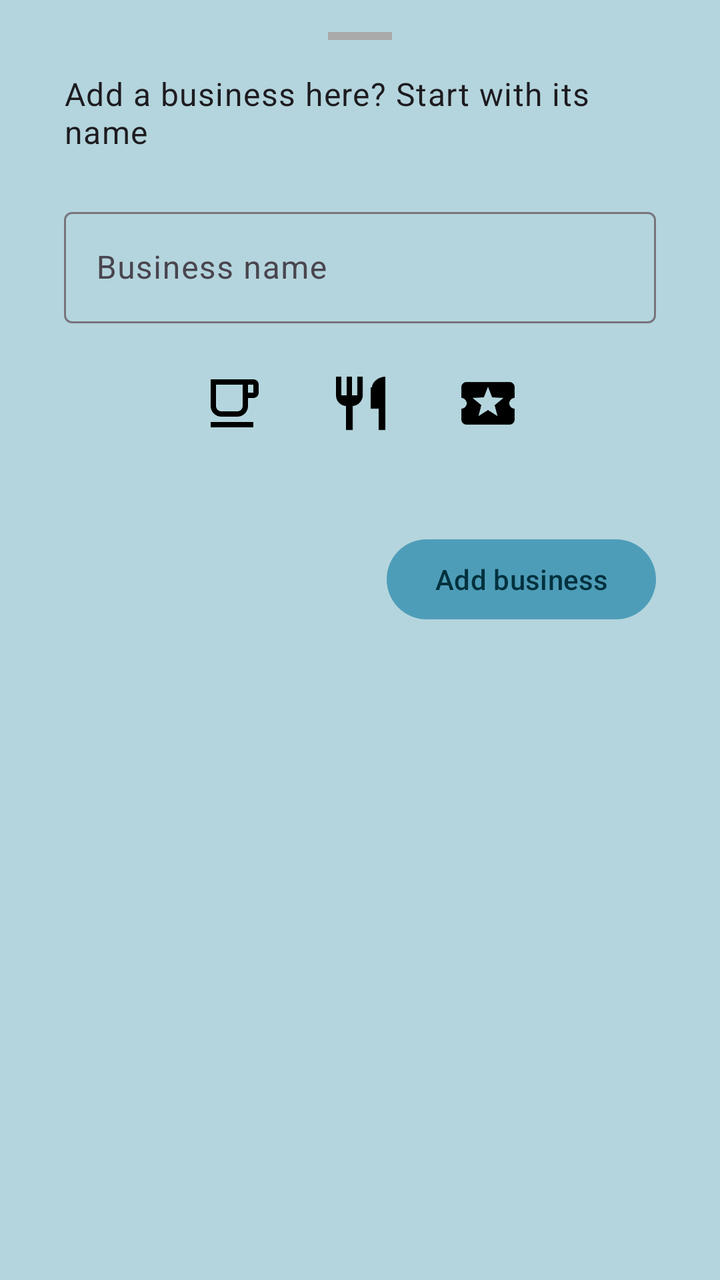
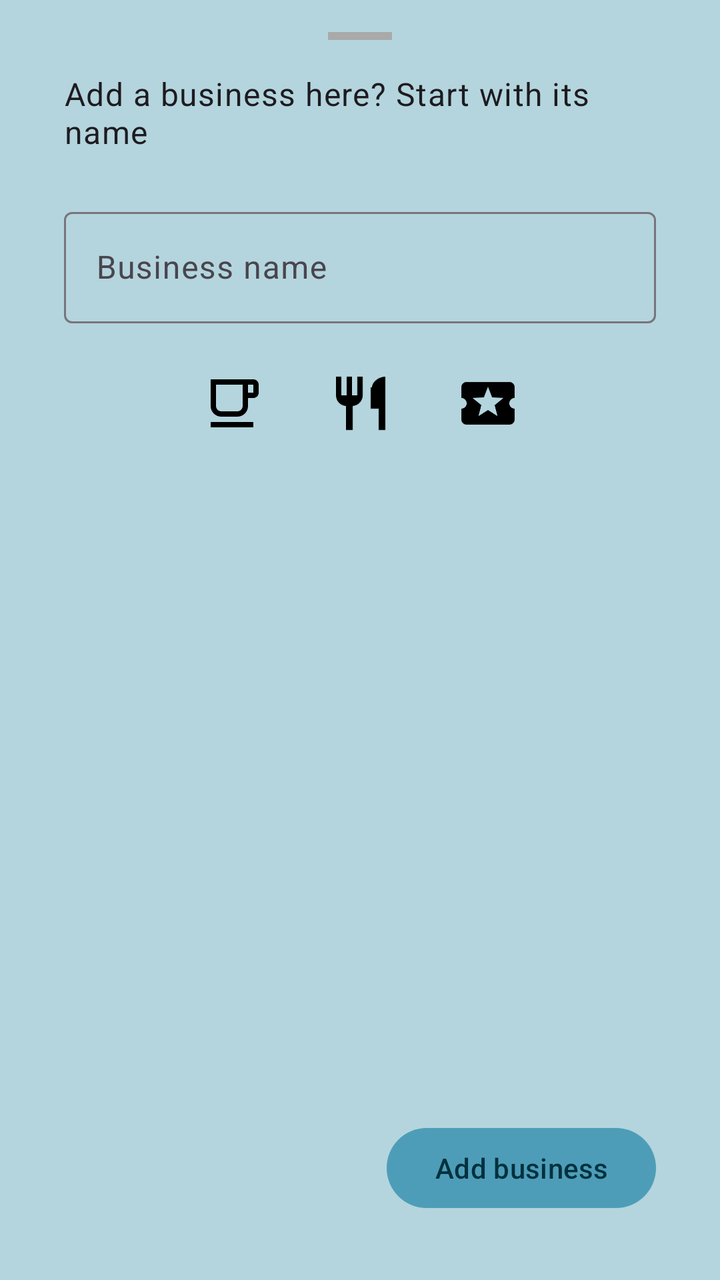

The first picture is an Android layout as it rendered before a commit; the second is the same layout after the commit. The layout source and the unified diff follow.
<!-- AndroidManifest.xml: application theme Theme.ChangingTables -->
<!-- res/layout/business_form_bottom_sheet.xml -->
<?xml version="1.0" encoding="utf-8"?>
<androidx.constraintlayout.widget.ConstraintLayout xmlns:android="http://schemas.android.com/apk/res/android"
    xmlns:app="http://schemas.android.com/apk/res-auto"
    android:id="@+id/business_form_layout"
    android:layout_width="match_parent"
    android:layout_height="match_parent"
    android:padding="@dimen/margin_material"
    app:behavior_fitToContents="false"
    app:behavior_halfExpandedRatio="0.5"
    app:behavior_hideable="true"
    app:behavior_peekHeight="240dp"
    app:layout_behavior="com.google.android.material.bottomsheet.BottomSheetBehavior">

    <View
        android:id="@+id/drag_handle"
        android:layout_width="32dp"
        android:layout_height="4dp"
        android:layout_gravity="center_horizontal"
        android:background="@android:color/darker_gray"
        app:layout_constraintEnd_toEndOf="parent"
        app:layout_constraintStart_toStartOf="parent"
        app:layout_constraintTop_toTopOf="parent" />

    <com.google.android.material.textview.MaterialTextView
        android:id="@+id/business_add_prompt"
        android:layout_width="match_parent"
        android:layout_height="wrap_content"
        android:layout_margin="@dimen/margin_material"
        android:gravity="center_vertical|start"
        android:paddingBottom="@dimen/margin_thin"
        android:text="@string/business_add_prompt"
        android:textAppearance="?attr/textAppearanceBody1"
        app:layout_constraintEnd_toEndOf="parent"
        app:layout_constraintStart_toStartOf="parent"
        app:layout_constraintTop_toBottomOf="@id/drag_handle" />

    <com.google.android.material.textfield.TextInputLayout
        android:id="@+id/business_title_new"
        android:layout_width="match_parent"
        android:layout_height="wrap_content"
        android:layout_margin="@dimen/margin_material"
        android:gravity="center_vertical|start"
        android:hint="@string/business_name_label"
        android:paddingBottom="@dimen/margin_thin"
        android:textAppearance="?attr/textAppearanceHeadline6"
        app:layout_constraintEnd_toEndOf="parent"
        app:layout_constraintStart_toStartOf="parent"
        app:layout_constraintTop_toBottomOf="@id/business_add_prompt">

        <com.google.android.material.textfield.TextInputEditText
            android:id="@+id/business_title_new_edit"
            android:layout_width="match_parent"
            android:layout_height="wrap_content" />
    </com.google.android.material.textfield.TextInputLayout>

    <LinearLayout
        android:id="@+id/business_type_selection"
        android:layout_width="match_parent"
        android:layout_height="wrap_content"
        android:gravity="center"
        android:orientation="horizontal"
        app:layout_constraintEnd_toEndOf="parent"
        app:layout_constraintStart_toStartOf="parent"
        app:layout_constraintTop_toBottomOf="@id/business_title_new">

        <ImageButton
            android:id="@+id/type_coffee"
            android:layout_width="48dp"
            android:layout_height="48dp"
            android:layout_margin="@dimen/margin_thin"
            android:background="@drawable/circle_background"
            android:backgroundTint="@color/business_type_background_selector"
            android:contentDescription="Coffee"
            android:padding="8dp"
            android:scaleType="fitCenter"
            android:src="@drawable/ic_coffee_24"
            app:tint="@color/business_type_icon_selector" />

        <ImageButton
            android:id="@+id/type_restaurant"
            android:layout_width="48dp"
            android:layout_height="48dp"
            android:layout_margin="@dimen/margin_thin"
            android:background="@drawable/circle_background"
            android:backgroundTint="@color/business_type_background_selector"
            android:contentDescription="Restaurant"
            android:padding="8dp"
            android:scaleType="fitCenter"
            android:src="@drawable/ic_restaurant_24"
            app:tint="@color/business_type_icon_selector" />

        <ImageButton
            android:id="@+id/type_activity"
            android:layout_width="48dp"
            android:layout_height="48dp"
            android:layout_margin="@dimen/margin_thin"
            android:background="@drawable/circle_background"
            android:backgroundTint="@color/business_type_background_selector"
            android:contentDescription="Activity"
            android:padding="8dp"
            android:scaleType="fitCenter"
            android:src="@drawable/ic_local_activity_24"
            app:tint="@color/business_type_icon_selector" />

    </LinearLayout>

    <androidx.viewpager2.widget.ViewPager2
        android:id="@+id/questions_view_pager"
        android:layout_width="match_parent"
        android:layout_height="wrap_content"
        android:layout_marginTop="@dimen/margin_material"
        app:layout_constraintBottom_toTopOf="@+id/add_business_button"
        app:layout_constraintEnd_toEndOf="parent"
        app:layout_constraintStart_toStartOf="parent"
        app:layout_constraintTop_toBottomOf="@id/business_type_selection" />

    <com.google.android.material.button.MaterialButton
        android:id="@+id/add_business_button"
        android:layout_width="wrap_content"
        android:layout_height="wrap_content"
        android:layout_margin="@dimen/margin_material"
        android:text="@string/add_business"
        app:layout_constraintEnd_toEndOf="parent"
        app:layout_constraintTop_toBottomOf="@id/questions_view_pager" />

</androidx.constraintlayout.widget.ConstraintLayout>
<!-- resources referenced by this layout -->
<resources>
  <dimen name="margin_material">16dp</dimen>
  <dimen name="margin_thin">8dp</dimen>
  <!-- drawable circle_background (drawable) -->
  <?xml version="1.0" encoding="utf-8"?>
  <shape xmlns:android="http://schemas.android.com/apk/res/android"
      android:shape="oval">
      <solid android:color="@color/white" />
  </shape>
  <!-- drawable ic_coffee_24 (drawable) -->
  <vector xmlns:android="http://schemas.android.com/apk/res/android"
      android:width="24dp"
      android:height="24dp"
      android:viewportWidth="24"
      android:viewportHeight="24">
    <path
        android:fillColor="@android:color/white"
        android:pathData="M4,19h16v2L4,21zM20,3L4,3v10c0,2.21 1.79,4 4,4h6c2.21,0 4,-1.79 4,-4v-3h2c1.11,0 2,-0.9 2,-2L22,5c0,-1.11 -0.89,-2 -2,-2zM16,13c0,1.1 -0.9,2 -2,2L8,15c-1.1,0 -2,-0.9 -2,-2L6,5h10v8zM20,8h-2L18,5h2v3z"/>
  </vector>
  <!-- drawable ic_local_activity_24 (drawable) -->
  <vector xmlns:android="http://schemas.android.com/apk/res/android"
      android:width="24dp"
      android:height="24dp"
      android:viewportWidth="24"
      android:viewportHeight="24">
    <path
        android:fillColor="@android:color/white"
        android:pathData="M20,12c0,-1.1 0.9,-2 2,-2V6c0,-1.1 -0.9,-2 -2,-2H4c-1.1,0 -2,0.9 -2,2v4c1.1,0 2,0.9 2,2s-0.9,2 -2,2v4c0,1.1 0.9,2 2,2h16c1.1,0 2,-0.9 2,-2v-4c-1.1,0 -2,-0.9 -2,-2zM15.58,16.8L12,14.5l-3.58,2.3 1.08,-4.12 -3.29,-2.69 4.24,-0.25L12,5.8l1.54,3.95 4.24,0.25 -3.29,2.69 1.09,4.11z"/>
  </vector>
  <!-- drawable ic_restaurant_24 (drawable) -->
  <vector xmlns:android="http://schemas.android.com/apk/res/android"
      android:width="24dp"
      android:height="24dp"
      android:viewportWidth="24"
      android:viewportHeight="24">
    <path
        android:fillColor="@android:color/white"
        android:pathData="M11,9H9V2H7v7H5V2H3v7c0,2.12 1.66,3.84 3.75,3.97V22h2.5v-9.03C11.34,12.84 13,11.12 13,9V2h-2V9zM16,6v8h3v8h2.5V2c-2.76,0 -5,2.24 -5,4z"/>
  </vector>
  <string name="add_business">Add business</string>
  <string name="business_add_prompt">Add a business here? Start with its name</string>
  <string name="business_name_label">Business name</string>
  <style name="Theme.ChangingTables" parent="Theme.Material3.DayNight.NoActionBar">
          
          <item name="colorPrimary">@color/primaryBlue</item>
          <item name="colorPrimaryVariant">@color/lightBlue</item>
          <item name="colorOnPrimary">@color/onPrimaryBlue</item>
  
          <item name="android:colorBackground">@color/lightBlue</item>
          <item name="colorOnBackground">@color/primaryBlue</item>
          
          <item name="colorSecondary">@color/primaryOrange</item>
          <item name="colorSecondaryVariant">@color/lightOrange</item>
          <item name="colorOnSecondary">@color/lightGrey</item>
  
          <item name="colorSecondaryContainer">@color/primaryBlue
          </item> 
  
          <item name="colorSurface">@color/white</item>
          <item name="colorOnSurface">@color/onContainerOrange</item>
  
          
          <item name="android:statusBarColor">?attr/colorPrimaryVariant</item>
          
          
          <item name="shapeAppearanceSmallComponent">@style/ShapeAppearance.Material3.SmallComponent
          </item>
      </style>
  <color name="white">#FFFFFFFF</color>
  <color name="primaryBlue">#4E9DB8</color>
  <color name="lightBlue">#B4D5DD</color>
  <color name="onPrimaryBlue">#00313E</color>
  <color name="primaryOrange">#F4680A</color>
  <color name="lightOrange">#F99D45</color>
  <color name="lightGrey">#F0EBE5</color>
  <color name="onContainerOrange">#4C2700</color>
</resources>

<!-- the commit's change to res/layout/business_form_bottom_sheet.xml (unified diff, before → after) -->
@@ -21,98 +21,113 @@
         app:layout_constraintStart_toStartOf="parent"
         app:layout_constraintTop_toTopOf="parent" />
 
-    <com.google.android.material.textview.MaterialTextView
-        android:id="@+id/business_add_prompt"
+    <androidx.core.widget.NestedScrollView
         android:layout_width="match_parent"
-        android:layout_height="wrap_content"
-        android:layout_margin="@dimen/margin_material"
-        android:gravity="center_vertical|start"
-        android:paddingBottom="@dimen/margin_thin"
-        android:text="@string/business_add_prompt"
-        android:textAppearance="?attr/textAppearanceBody1"
-        app:layout_constraintEnd_toEndOf="parent"
-        app:layout_constraintStart_toStartOf="parent"
-        app:layout_constraintTop_toBottomOf="@id/drag_handle" />
-
-    <com.google.android.material.textfield.TextInputLayout
-        android:id="@+id/business_title_new"
-        android:layout_width="match_parent"
-        android:layout_height="wrap_content"
-        android:layout_margin="@dimen/margin_material"
-        android:gravity="center_vertical|start"
-        android:hint="@string/business_name_label"
-        android:paddingBottom="@dimen/margin_thin"
-        android:textAppearance="?attr/textAppearanceHeadline6"
-        app:layout_constraintEnd_toEndOf="parent"
-        app:layout_constraintStart_toStartOf="parent"
-        app:layout_constraintTop_toBottomOf="@id/business_add_prompt">
-
-        <com.google.android.material.textfield.TextInputEditText
-            android:id="@+id/business_title_new_edit"
-            android:layout_width="match_parent"
-            android:layout_height="wrap_content" />
-    </com.google.android.material.textfield.TextInputLayout>
-
-    <LinearLayout
-        android:id="@+id/business_type_selection"
-        android:layout_width="match_parent"
-        android:layout_height="wrap_content"
-        android:gravity="center"
-        android:orientation="horizontal"
-        app:layout_constraintEnd_toEndOf="parent"
-        app:layout_constraintStart_toStartOf="parent"
-        app:layout_constraintTop_toBottomOf="@id/business_title_new">
-
-        <ImageButton
-            android:id="@+id/type_coffee"
-            android:layout_width="48dp"
-            android:layout_height="48dp"
-            android:layout_margin="@dimen/margin_thin"
-            android:background="@drawable/circle_background"
-            android:backgroundTint="@color/business_type_background_selector"
-            android:contentDescription="Coffee"
-            android:padding="8dp"
-            android:scaleType="fitCenter"
-            android:src="@drawable/ic_coffee_24"
-            app:tint="@color/business_type_icon_selector" />
-
-        <ImageButton
-            android:id="@+id/type_restaurant"
-            android:layout_width="48dp"
-            android:layout_height="48dp"
-            android:layout_margin="@dimen/margin_thin"
-            android:background="@drawable/circle_background"
-            android:backgroundTint="@color/business_type_background_selector"
-            android:contentDescription="Restaurant"
-            android:padding="8dp"
-            android:scaleType="fitCenter"
-            android:src="@drawable/ic_restaurant_24"
-            app:tint="@color/business_type_icon_selector" />
-
-        <ImageButton
-            android:id="@+id/type_activity"
-            android:layout_width="48dp"
-            android:layout_height="48dp"
-            android:layout_margin="@dimen/margin_thin"
-            android:background="@drawable/circle_background"
-            android:backgroundTint="@color/business_type_background_selector"
-            android:contentDescription="Activity"
-            android:padding="8dp"
-            android:scaleType="fitCenter"
-            android:src="@drawable/ic_local_activity_24"
-            app:tint="@color/business_type_icon_selector" />
-
-    </LinearLayout>
-
-    <androidx.viewpager2.widget.ViewPager2
-        android:id="@+id/questions_view_pager"
-        android:layout_width="match_parent"
-        android:layout_height="wrap_content"
-        android:layout_marginTop="@dimen/margin_material"
+        android:layout_height="0dp"
+        android:fillViewport="true"
         app:layout_constraintBottom_toTopOf="@+id/add_business_button"
         app:layout_constraintEnd_toEndOf="parent"
         app:layout_constraintStart_toStartOf="parent"
-        app:layout_constraintTop_toBottomOf="@id/business_type_selection" />
+        app:layout_constraintTop_toBottomOf="@id/drag_handle">
+
+        <androidx.constraintlayout.widget.ConstraintLayout
+            android:layout_width="match_parent"
+            android:layout_height="wrap_content">
+
+            <com.google.android.material.textview.MaterialTextView
+                android:id="@+id/business_add_prompt"
+                android:layout_width="match_parent"
+                android:layout_height="wrap_content"
+                android:layout_margin="@dimen/margin_material"
+                android:gravity="center_vertical|start"
+                android:paddingBottom="@dimen/margin_thin"
+                android:text="@string/business_add_prompt"
+                android:textAppearance="?attr/textAppearanceBody1"
+                app:layout_constraintEnd_toEndOf="parent"
+                app:layout_constraintStart_toStartOf="parent"
+                app:layout_constraintTop_toTopOf="parent" />
+
+            <com.google.android.material.textfield.TextInputLayout
+                android:id="@+id/business_title_new"
+                android:layout_width="match_parent"
+                android:layout_height="wrap_content"
+                android:layout_margin="@dimen/margin_material"
+                android:gravity="center_vertical|start"
+                android:hint="@string/business_name_label"
+                android:paddingBottom="@dimen/margin_thin"
+                android:textAppearance="?attr/textAppearanceHeadline6"
+                app:layout_constraintEnd_toEndOf="parent"
+                app:layout_constraintStart_toStartOf="parent"
+                app:layout_constraintTop_toBottomOf="@id/business_add_prompt">
+
+                <com.google.android.material.textfield.TextInputEditText
+                    android:id="@+id/business_title_new_edit"
+                    android:layout_width="match_parent"
+                    android:layout_height="wrap_content" />
+            </com.google.android.material.textfield.TextInputLayout>
+
+            <LinearLayout
+                android:id="@+id/business_type_selection"
+                android:layout_width="match_parent"
+                android:layout_height="wrap_content"
+                android:gravity="center"
+                android:orientation="horizontal"
+                app:layout_constraintEnd_toEndOf="parent"
+                app:layout_constraintStart_toStartOf="parent"
+                app:layout_constraintTop_toBottomOf="@id/business_title_new">
+
+                <ImageButton
+                    android:id="@+id/type_coffee"
+                    android:layout_width="48dp"
+                    android:layout_height="48dp"
+                    android:layout_margin="@dimen/margin_thin"
+                    android:background="@drawable/circle_background"
+                    android:backgroundTint="@color/business_type_background_selector"
+                    android:contentDescription="Coffee"
+                    android:padding="8dp"
+                    android:scaleType="fitCenter"
+                    android:src="@drawable/ic_coffee_24"
+                    app:tint="@color/business_type_icon_selector" />
+
+                <ImageButton
+                    android:id="@+id/type_restaurant"
+                    android:layout_width="48dp"
+                    android:layout_height="48dp"
+                    android:layout_margin="@dimen/margin_thin"
+                    android:background="@drawable/circle_background"
+                    android:backgroundTint="@color/business_type_background_selector"
+                    android:contentDescription="Restaurant"
+                    android:padding="8dp"
+                    android:scaleType="fitCenter"
+                    android:src="@drawable/ic_restaurant_24"
+                    app:tint="@color/business_type_icon_selector" />
+
+                <ImageButton
+                    android:id="@+id/type_activity"
+                    android:layout_width="48dp"
+                    android:layout_height="48dp"
+                    android:layout_margin="@dimen/margin_thin"
+                    android:background="@drawable/circle_background"
+                    android:backgroundTint="@color/business_type_background_selector"
+                    android:contentDescription="Activity"
+                    android:padding="8dp"
+                    android:scaleType="fitCenter"
+                    android:src="@drawable/ic_local_activity_24"
+                    app:tint="@color/business_type_icon_selector" />
+
+            </LinearLayout>
+
+            <androidx.viewpager2.widget.ViewPager2
+                android:id="@+id/questions_view_pager"
+                android:layout_width="match_parent"
+                android:layout_height="wrap_content"
+                android:layout_marginTop="@dimen/margin_material"
+                app:layout_constraintEnd_toEndOf="parent"
+                app:layout_constraintStart_toStartOf="parent"
+                app:layout_constraintTop_toBottomOf="@id/business_type_selection" />
+
+        </androidx.constraintlayout.widget.ConstraintLayout>
+    </androidx.core.widget.NestedScrollView>
 
     <com.google.android.material.button.MaterialButton
         android:id="@+id/add_business_button"
@@ -120,7 +135,7 @@
         android:layout_height="wrap_content"
         android:layout_margin="@dimen/margin_material"
         android:text="@string/add_business"
-        app:layout_constraintEnd_toEndOf="parent"
-        app:layout_constraintTop_toBottomOf="@id/questions_view_pager" />
+        app:layout_constraintBottom_toBottomOf="parent"
+        app:layout_constraintEnd_toEndOf="parent" />
 
 </androidx.constraintlayout.widget.ConstraintLayout>
